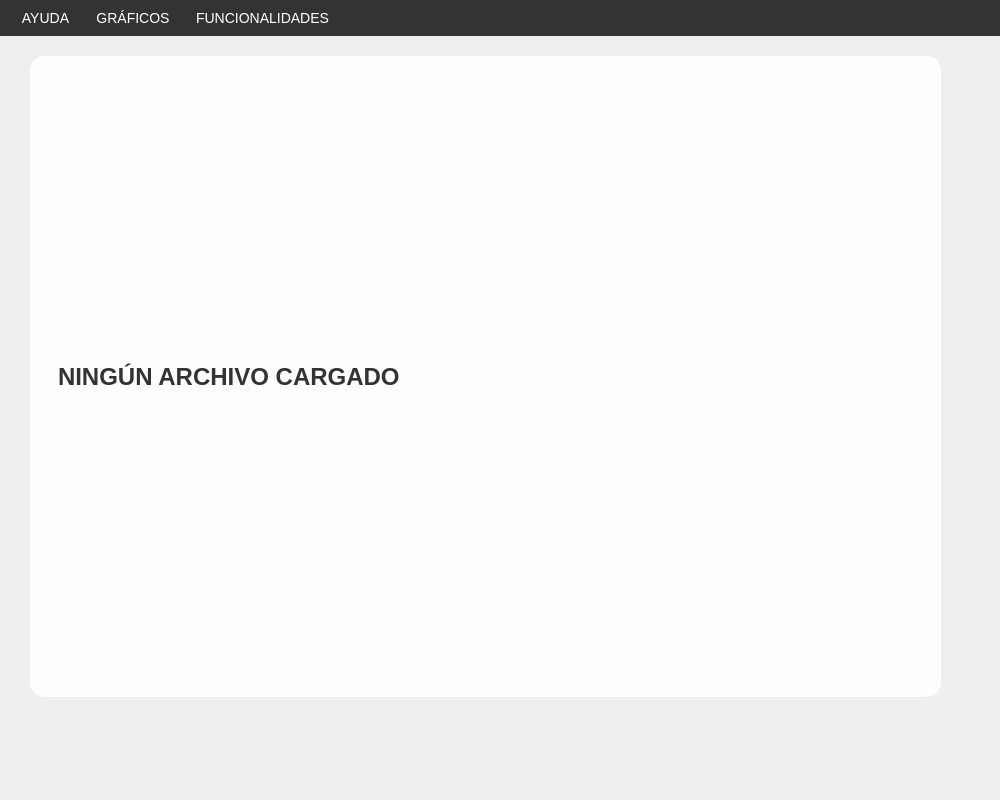
This is Entregable4/view/dashboardWindow.ui in UCR-ECCI-MM/tarea-programada-imparables-1 as Qt 5 draws it before an edit. The edited form follows.
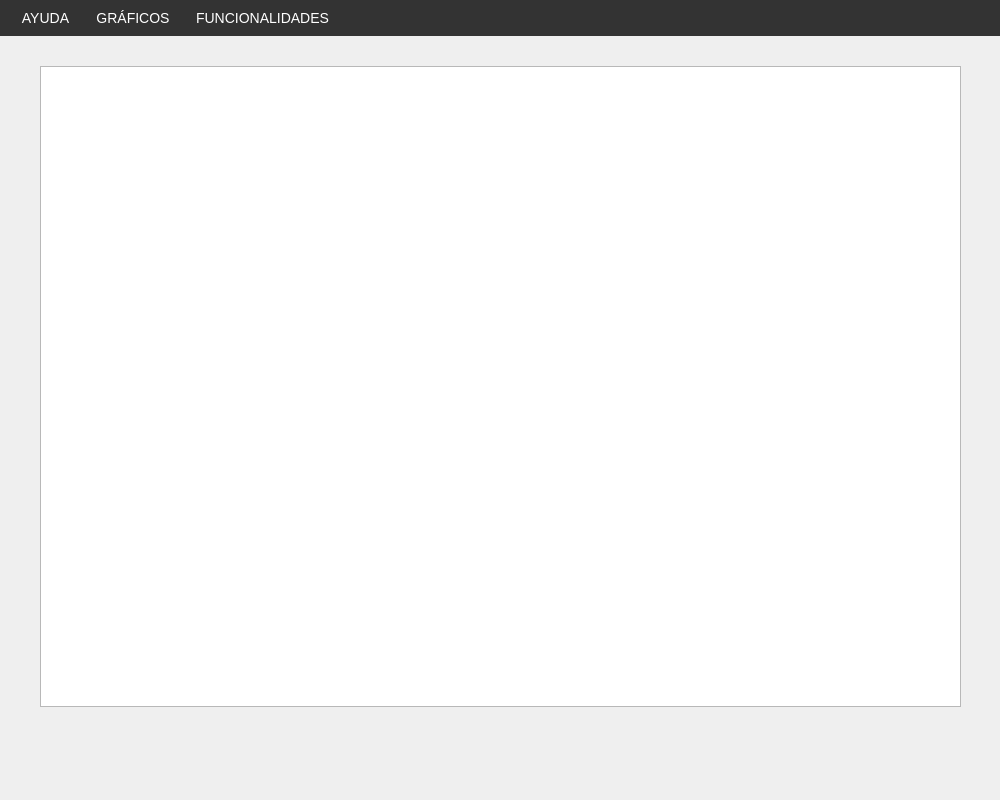
This is the edited form. Icons and pictures are not drawn.

Diff of the .ui file:
```diff
--- a/Entregable4/view/dashboardWindow.ui
+++ b/Entregable4/view/dashboardWindow.ui
@@ -22,32 +22,15 @@
    </string>
   </property>
   <widget class="QWidget" name="centralwidget">
-   <widget class="QLabel" name="label">
+   <widget class="QTableWidget" name="tableLogs">
     <property name="geometry">
      <rect>
-      <x>30</x>
-      <y>20</y>
-      <width>911</width>
+      <x>40</x>
+      <y>30</y>
+      <width>921</width>
       <height>641</height>
      </rect>
     </property>
-    <property name="styleSheet">
-     <string notr="true">
-     QLabel {
-         color: #333333;
-         background-color: rgba(255, 255, 255, 0.9);
-         border-radius: 15px;
-         font-size: 24px;
-         font-weight: bold;
-         padding: 20px;
-         qproperty-alignment: AlignCenter;
-         border: 2px solid #ffffff;
-     }
-     </string>
-    </property>
-    <property name="text">
-     <string>NINGÚN ARCHIVO CARGADO</string>
-    </property>
    </widget>
   </widget>
   <widget class="QMenuBar" name="menuBar">
```
